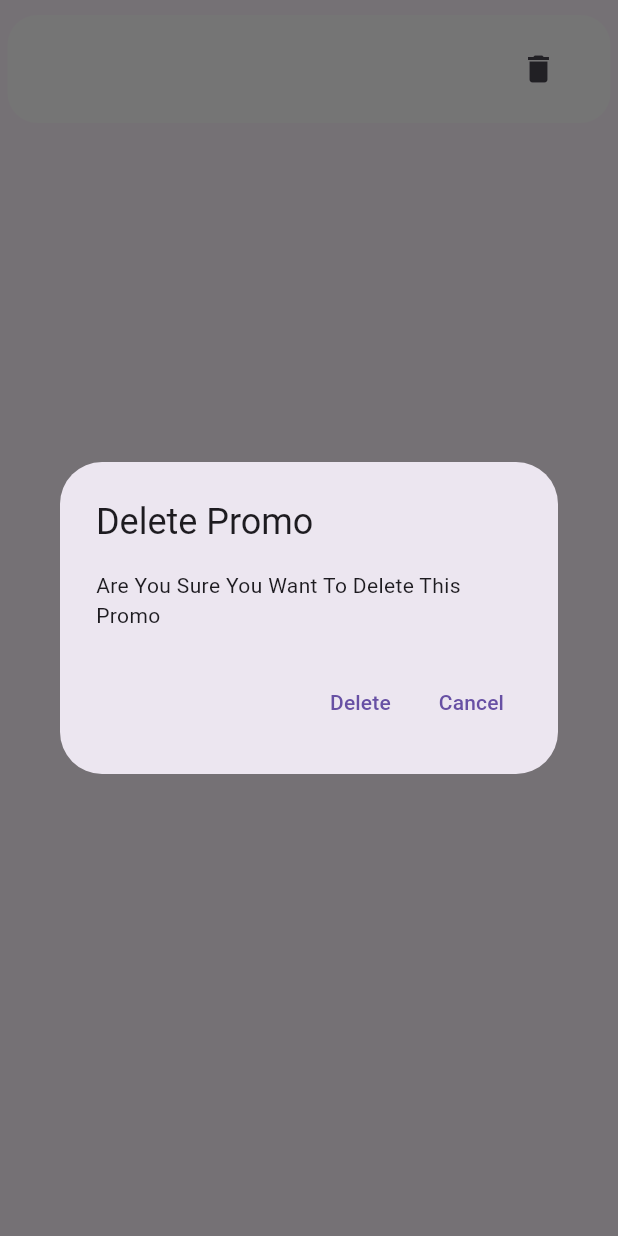
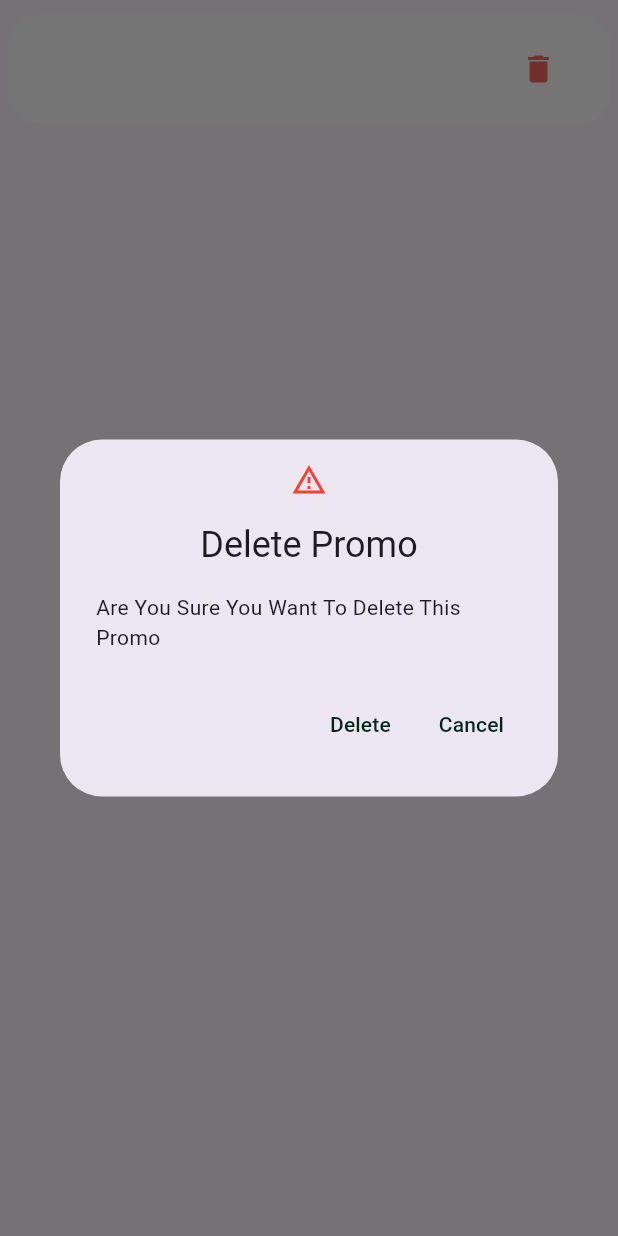
Before and after one commit to AyoubSet/halaqat, a Flutter app: the ListTileOfPromo widget shown alone on an empty page, opened directly with empty values, after a tap on the "delete" icon, on a phone screen of 412 x 824 dp. Run offline on Flutter 3.47's test engine with Material 3 defaults, Android fonts, the light colour scheme and no system bars; our stand-ins replace sqflite; accounts and stored records are empty.

Commit message:
UI Fix v0.2

```diff
--- a/lib/main.dart
+++ b/lib/main.dart
@@ -3,10 +3,6 @@ import 'package:halaqat/presentation/pages/promo_selection_view.dart';
 import 'package:halaqat/presentation/state/form_state.dart';
 import 'package:provider/provider.dart';
 
-//TODO : Add comments,Refactor the code with maximmum consts
-//FIXME : Nested Columms,flutter devtools
-// TODO : Check for controllers,check allocations
-//TODO: Separte
 
 void main() {
   runApp(
--- a/lib/presentation/pages/promo_selection_view.dart
+++ b/lib/presentation/pages/promo_selection_view.dart
@@ -5,7 +5,6 @@ import 'package:halaqat/presentation/widgets/promo_selection/waiting_status.dart
 import 'package:halaqat/util/widgets/bg.dart';
 import 'package:halaqat/util/widgets/progress_indicator.dart';
 
-//TODO : Add comments here
 class PromoSelectionView1 extends StatefulWidget {
   const PromoSelectionView1({super.key});
   @override
--- a/lib/presentation/widgets/promo_selection/button_structure.dart
+++ b/lib/presentation/widgets/promo_selection/button_structure.dart
@@ -1,5 +1,6 @@
 import 'package:flutter/material.dart';
 import 'package:halaqat/presentation/widgets/promo_selection/functions/add_button_onpressed.dart';
+import 'package:halaqat/util/constants/colors.dart';
 
 class ButtonStructure extends StatefulWidget {
   const ButtonStructure({super.key});
@@ -22,7 +23,7 @@ class _ButtonStructureState extends State<ButtonStructure> {
           child: Center(
             child: ElevatedButton(
               style: ElevatedButton.styleFrom(
-                iconColor: const Color.fromARGB(255, 3, 36, 25),
+                iconColor: mainColor,
                 shape: RoundedRectangleBorder(
                     borderRadius: BorderRadius.circular(20)),
                 padding: EdgeInsets.zero,
--- a/lib/presentation/widgets/promo_selection/list_tile_of_promo.dart
+++ b/lib/presentation/widgets/promo_selection/list_tile_of_promo.dart
@@ -1,5 +1,6 @@
 import 'package:flutter/material.dart';
 import 'package:halaqat/data/data_source/promos_service.dart';
+import 'package:halaqat/util/constants/colors.dart';
 import 'package:halaqat/util/show_a_dialog.dart';
 
 class ListTileOfPromo extends StatefulWidget {
@@ -7,7 +8,10 @@ class ListTileOfPromo extends StatefulWidget {
   final String subtitle;
   final int index;
   const ListTileOfPromo(
-      {super.key, required this.title, required this.subtitle, required this.index});
+      {super.key,
+      required this.title,
+      required this.subtitle,
+      required this.index});
 
   @override
   State<ListTileOfPromo> createState() => _ListTileOfPromoState();
@@ -34,23 +38,33 @@ class _ListTileOfPromoState extends State<ListTileOfPromo> {
               actions: [
                 TextButton(
                     onPressed: () async {
-                      await PromoService().deletePromo(id: (await PromoService().getPromoByName(name: widget.title)).id);
+                      await PromoService().deletePromo(
+                          id: (await PromoService()
+                                  .getPromoByName(name: widget.title))
+                              .id);
                       Future.microtask(() {
                         if (context.mounted) {
                           Navigator.of(context).pop();
                         }
                       });
                     },
-                    child: const Text('Delete')),
+                    child: const Text(
+                      'Delete',
+                      style: TextStyle(color: mainColor),
+                    )),
                 TextButton(
                     onPressed: () {
                       Navigator.of(context).pop();
                     },
-                    child: const Text('Cancel'))
+                    child: const Text('Cancel',
+                        style: TextStyle(color: mainColor)))
               ],
             );
           },
-          icon:const Icon(Icons.delete),
+          icon: Icon(
+            Icons.delete,
+            color: Colors.red.withOpacity(0.8),
+          ),
         ),
         titleTextStyle: TextStyle(
             fontWeight: FontWeight.bold,
--- /dev/null
+++ b/lib/util/constants/colors.dart
@@ -0,0 +1,3 @@
+import 'package:flutter/material.dart';
+
+const mainColor = Color.fromARGB(255, 3, 36, 25);
--- a/lib/util/show_a_dialog.dart
+++ b/lib/util/show_a_dialog.dart
@@ -5,17 +5,13 @@ Future<void> showADialog(BuildContext context ,{required String title , required
       context: context,
       builder: (context) {
         return AlertDialog(
+          icon: Icon(Icons.warning_amber_outlined),
+          iconColor: Colors.red,
+          titlePadding: EdgeInsets.all(0),
+          iconPadding: EdgeInsets.fromLTRB(0, 15, 0, 15),
           title: Text(title),
           content: Text(content),
           actions: actions
         );
       });
 }
-
-//[
-//             TextButton(
-//                 onPressed: () {
-//                   Navigator.pop(context);
-//                 },
-//                 child: Text('Ok'))
-//           ],
--- a/lib/util/widgets/bg.dart
+++ b/lib/util/widgets/bg.dart
@@ -1,4 +1,5 @@
 import 'package:flutter/material.dart';
+import 'package:halaqat/util/constants/colors.dart';
 
 class Bg extends StatelessWidget {
   const Bg({super.key});
@@ -8,7 +9,7 @@ class Bg extends StatelessWidget {
     return Stack(
       children: [
         Container(
-          color: const Color.fromARGB(255, 3, 36, 25),
+          color: mainColor,
         ),
         Positioned.fill(
           child: Opacity(
```
Also changed, not shown: lib/presentation/widgets/promo_selection/submit_new_promo_button.dart (+10 -3 lines).
